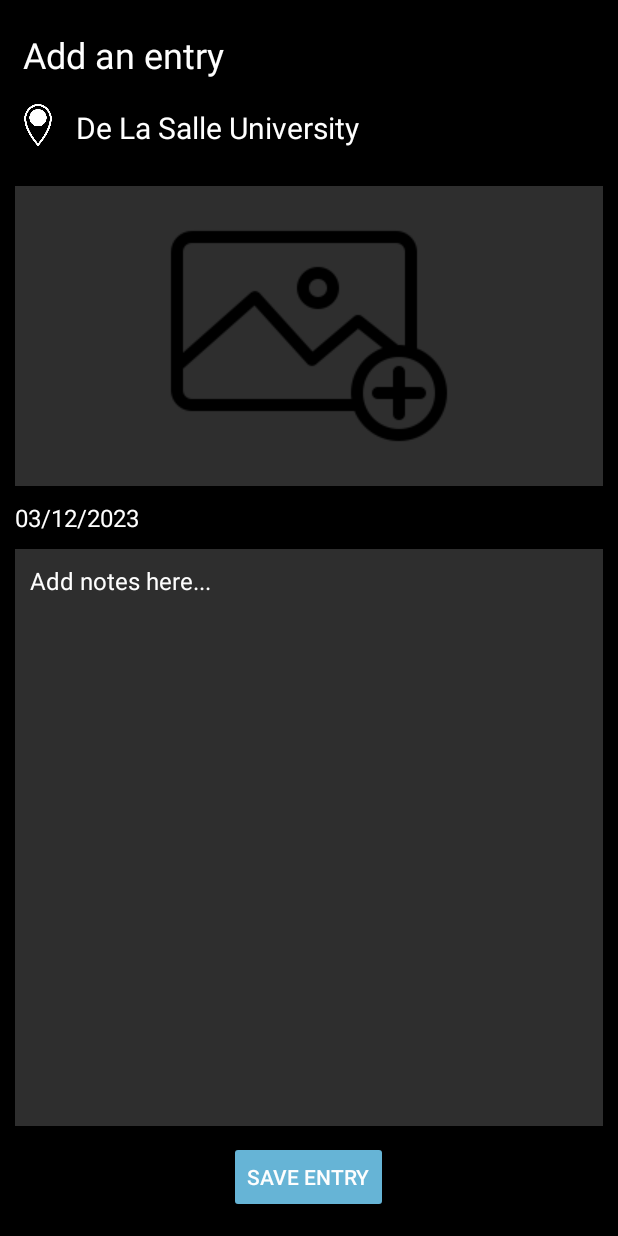
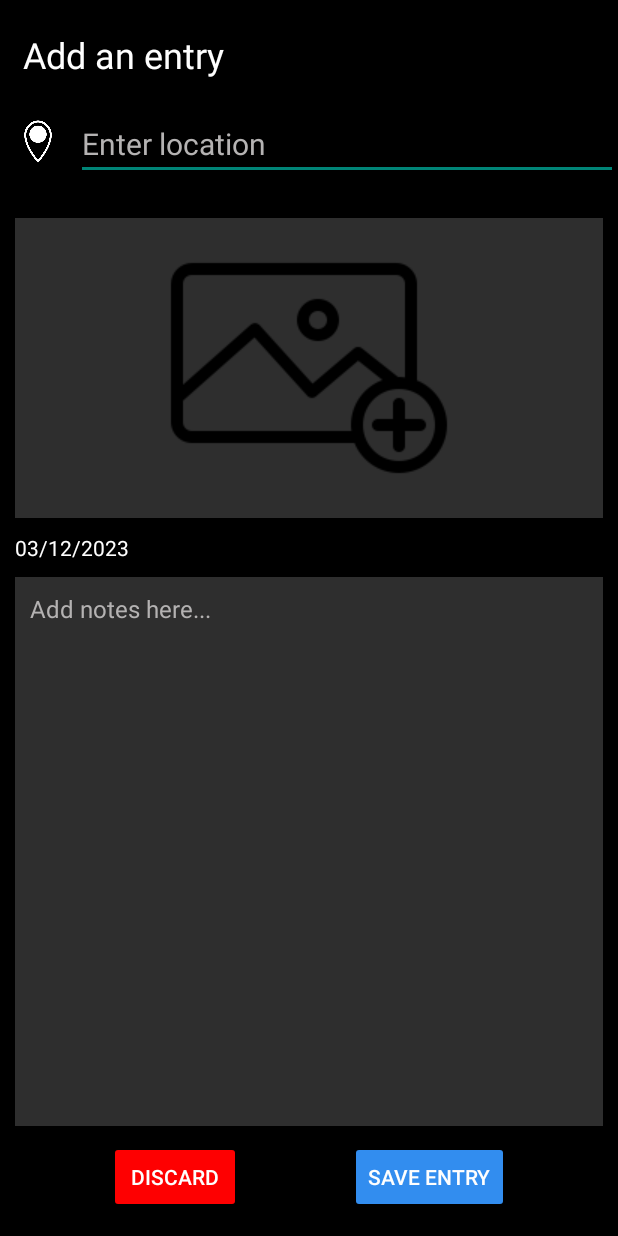
Before and after one commit to ssamu801/MOBDEVE_MCO2, an Android app: the NewEntryActivity screen opened directly, with no data from a screen before it, on a phone screen of 412 x 824 dp. Run offline under Robolectric (Android 15) with nearby library versions, the phone set to English and light mode, and no system bars.

Commit message:
add pin & discard new entry

```diff
--- a/app/src/main/java/com/mobdeve/s11/group12/mco2/NewEntryActivity.kt
+++ b/app/src/main/java/com/mobdeve/s11/group12/mco2/NewEntryActivity.kt
@@ -2,10 +2,29 @@ package com.mobdeve.s11.group12.mco2
 
 import androidx.appcompat.app.AppCompatActivity
 import android.os.Bundle
+import android.view.View
+import com.mobdeve.s11.group12.mco2.databinding.ActivityNewEntryBinding
 
 class NewEntryActivity : AppCompatActivity() {
     override fun onCreate(savedInstanceState: Bundle?) {
         super.onCreate(savedInstanceState)
-        setContentView(R.layout.activity_new_entry)
+
+        val viewBinding : ActivityNewEntryBinding = ActivityNewEntryBinding.inflate(layoutInflater)
+        setContentView(viewBinding.root)
+
+        //discard entry and go back to previous activity
+        viewBinding.discardButton.setOnClickListener(View.OnClickListener {
+            finish()
+        })
+
+        /*
+        //save entry
+        viewBinding.saveButton.setOnClickListener(View.OnClickListener {
+            if(viewBinding.enterLocEt.text.toString().isNotEmpty()) {
+                //code
+            }
+        })
+         */
+
     }
 }
--- a/app/src/main/java/com/mobdeve/s11/group12/mco2/PinDetailsActivity.kt
+++ b/app/src/main/java/com/mobdeve/s11/group12/mco2/PinDetailsActivity.kt
@@ -14,7 +14,5 @@ class PinDetailsActivity : AppCompatActivity() {
         viewBinding.logoTv.setOnClickListener {
             finish()
         }
-
-
     }
 }
--- a/app/src/main/res/layout/activity_main.xml
+++ b/app/src/main/res/layout/activity_main.xml
@@ -60,7 +60,7 @@
             app:srcCompat="@drawable/white_pin" />
 
         <TextView
-            android:id="@+id/locationTv"
+            android:id="@+id/enterLocEt"
             android:layout_width="wrap_content"
             android:layout_height="wrap_content"
             android:layout_marginStart="5dp"
@@ -74,9 +74,11 @@
         android:id="@+id/addBtn"
         android:layout_width="wrap_content"
         android:layout_height="wrap_content"
-        android:background="@color/black"
+        android:layout_marginBottom="15dp"
+        android:background="#09CA57"
         android:text="Add Pin"
         android:textColor="@color/white"
+        android:textSize="16sp"
         app:layout_constraintBottom_toBottomOf="parent"
         app:layout_constraintEnd_toEndOf="parent"
         app:layout_constraintStart_toStartOf="parent"
--- a/app/src/main/res/layout/activity_new_entry.xml
+++ b/app/src/main/res/layout/activity_new_entry.xml
@@ -25,10 +25,10 @@
         android:layout_width="match_parent"
         android:layout_height="wrap_content"
         android:layout_marginStart="15dp"
-        android:layout_marginTop="15dp"
+        android:layout_marginTop="16dp"
         android:orientation="horizontal"
-        app:layout_constraintBottom_toTopOf="@id/addPhoto"
         app:layout_constraintEnd_toEndOf="parent"
+        app:layout_constraintHorizontal_bias="1.0"
         app:layout_constraintStart_toStartOf="parent"
         app:layout_constraintTop_toBottomOf="@+id/textView">
 
@@ -39,29 +39,29 @@
             android:layout_height="match_parent"
             app:srcCompat="@drawable/white_pin" />
 
-        <TextView
-            android:id="@+id/locationTv"
+        <EditText
+            android:id="@+id/enterLocEt"
             android:layout_width="wrap_content"
             android:layout_height="wrap_content"
             android:layout_marginStart="15dp"
             android:layout_marginTop="3dp"
             android:layout_weight="2"
-            android:text="De La Salle University"
-            android:textColor="#FFFFFF"
-            android:textSize="20sp"
-            app:layout_constraintStart_toEndOf="@id/locationTv"
-            app:layout_constraintTop_toTopOf="parent" />
+            android:text="Enter location"
+            android:textColor="#B5B3B3"
+            android:textSize="20sp" />
 
     </LinearLayout>
 
     <ImageView
         android:id="@+id/addPhoto"
-        android:layout_width="match_parent"
+        android:layout_width="0dp"
         android:layout_height="wrap_content"
         android:layout_marginStart="10dp"
         android:layout_marginTop="25dp"
         android:layout_marginEnd="10dp"
+        android:adjustViewBounds="false"
         android:background="#2E2E2E"
+        app:layout_constraintBottom_toTopOf="@id/postDate"
         app:layout_constraintEnd_toEndOf="parent"
         app:layout_constraintStart_toStartOf="parent"
         app:layout_constraintTop_toBottomOf="@+id/ll1"
@@ -74,10 +74,11 @@
         android:layout_marginStart="10dp"
         android:layout_marginTop="10dp"
         android:layout_marginBottom="10dp"
-        android:text="03/12/2023"
-        android:textColor="#FEFEFE"
-        android:textSize="16sp"
-        app:layout_constraintBottom_toTopOf="@id/postContent"
+        android:ems="10"
+        android:hint="03/12/2023"
+        android:inputType="date"
+        android:textColorHint="#FEFEFE"
+        app:layout_constraintBottom_toTopOf="@+id/postContent"
         app:layout_constraintStart_toStartOf="parent"
         app:layout_constraintTop_toBottomOf="@+id/addPhoto" />
 
@@ -94,28 +95,43 @@
         android:hint="Add notes here..."
         android:inputType="textMultiLine"
         android:padding="10dp"
-        android:textColorHint="#FEFEFE"
+        android:textColor="#FEFEFE"
+        android:textColorHint="#B4B2B2"
         android:textSize="16sp"
         app:layout_constraintBottom_toTopOf="@id/saveButton"
         app:layout_constraintEnd_toEndOf="parent"
         app:layout_constraintHorizontal_bias="0.0"
         app:layout_constraintStart_toStartOf="parent"
-        app:layout_constraintTop_toBottomOf="@+id/postDate" />
+        app:layout_constraintTop_toBottomOf="@id/postDate" />
 
     <Button
         android:id="@+id/saveButton"
         android:layout_width="wrap_content"
         android:layout_height="wrap_content"
         android:layout_marginBottom="15dp"
-        android:backgroundTint="#66B4D6"
+        android:backgroundTint="#328DEF"
         android:shadowColor="#62AECE"
         android:text="Save Entry"
         android:textColor="#FEFEFE"
         app:layout_constraintBottom_toBottomOf="parent"
         app:layout_constraintEnd_toEndOf="parent"
-        app:layout_constraintHorizontal_bias="0.498"
-        app:layout_constraintStart_toStartOf="parent"
+        app:layout_constraintStart_toEndOf="@id/discardButton"
         app:layout_constraintTop_toBottomOf="@+id/postContent"
         app:layout_constraintVertical_bias="0.942" />
 
+    <Button
+        android:id="@+id/discardButton"
+        android:layout_width="wrap_content"
+        android:layout_height="wrap_content"
+        android:layout_marginBottom="15dp"
+        android:backgroundTint="#FE0001"
+        android:shadowColor="#62AECE"
+        android:text="DISCARD"
+        android:textColor="#FEFEFE"
+        app:layout_constraintBottom_toBottomOf="parent"
+        app:layout_constraintEnd_toStartOf="@+id/saveButton"
+        app:layout_constraintStart_toStartOf="parent"
+        app:layout_constraintTop_toBottomOf="@+id/postContent"
+        app:layout_constraintVertical_bias="1.0" />
+
 </androidx.constraintlayout.widget.ConstraintLayout>
```
Also changed, not shown: app/src/main/java/com/mobdeve/s11/group12/mco2/MainActivity.kt (+10 -3 lines), app/src/main/res/layout/pin_details.xml (+10 -9 lines).
